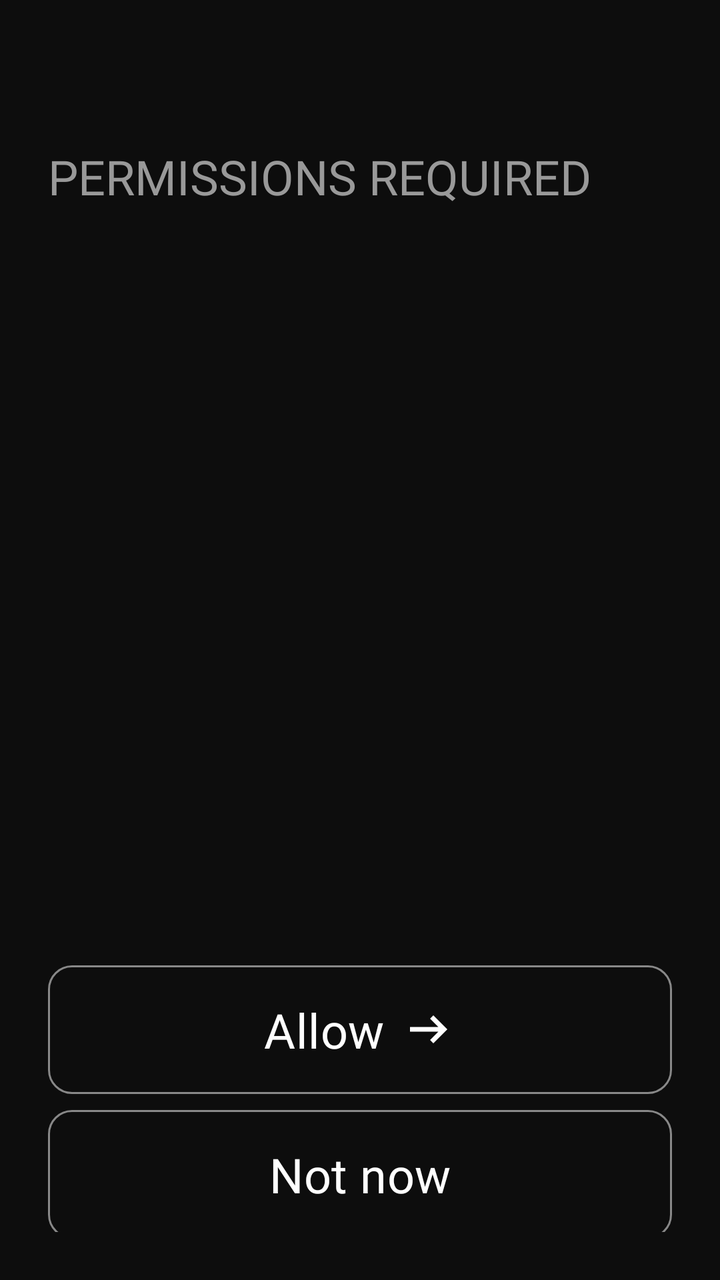
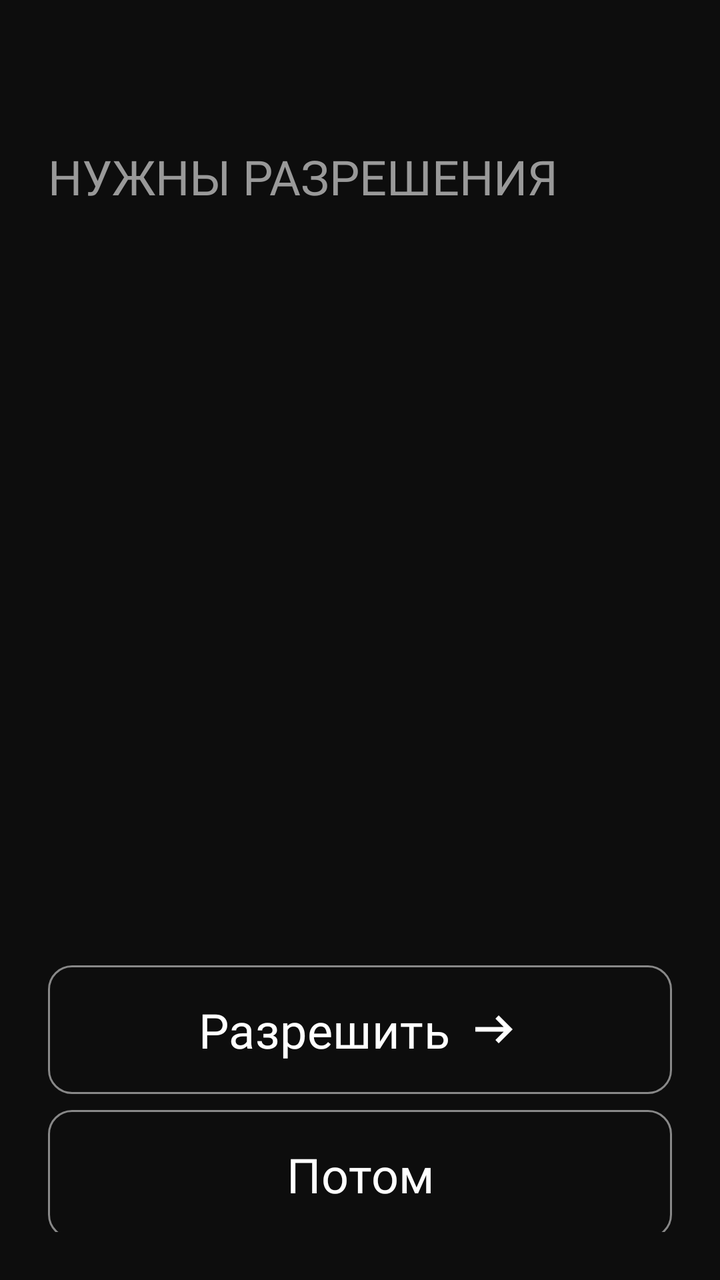

Compare the two renders of this Android layout. The source of the first and the diff that turns it into the second are given below.
<!-- AndroidManifest.xml: application theme Theme.BoredomFocus -->
<!-- res/layout/onboarding_fragment_second.xml -->
<?xml version="1.0" encoding="utf-8"?>
<androidx.constraintlayout.widget.ConstraintLayout xmlns:android="http://schemas.android.com/apk/res/android"
    xmlns:app="http://schemas.android.com/apk/res-auto"
    xmlns:tools="http://schemas.android.com/tools"
    android:id="@+id/onboarding2"
    android:layout_width="match_parent"
    android:layout_height="match_parent"
    android:background="#0D0D0D"
    android:padding="24dp">

    <TextView
        android:id="@+id/tvOnboarding2First"
        android:layout_width="wrap_content"
        android:layout_height="wrap_content"
        android:fontFamily="@font/inter_medium"
        android:text="Permissions Required"
        android:textAllCaps="true"
        android:textColor="#999999"
        android:textSize="24sp"
        android:layout_marginTop="48dp"
        app:layout_constraintStart_toStartOf="parent"
        app:layout_constraintTop_toTopOf="parent" />

    <LinearLayout
        android:id="@+id/llOnboarding2Container"
        android:layout_width="match_parent"
        android:layout_height="wrap_content"
        android:orientation="vertical"
        android:layout_marginTop="16dp"
        app:layout_constraintEnd_toEndOf="parent"
        app:layout_constraintHorizontal_bias="0.5"
        app:layout_constraintStart_toStartOf="parent"
        app:layout_constraintTop_toBottomOf="@+id/tvOnboarding2First" />


    <androidx.constraintlayout.widget.Guideline
        android:id="@+id/lineOnboarding2"
        android:layout_width="match_parent"
        android:layout_height="match_parent"
        android:orientation="horizontal"
        app:layout_constraintGuide_percent="0.78" />

    <com.google.android.material.button.MaterialButton
        android:id="@+id/btnOnboarding2Allow"
        android:layout_width="match_parent"
        android:layout_height="wrap_content"
        android:backgroundTint="#0D0D0D"
        android:fontFamily="@font/inter_bold"
        android:paddingVertical="16dp"
        android:text="Allow"
        android:textColor="@color/white"
        android:textSize="24sp"
        app:cornerRadius="12dp"
        app:icon="@drawable/ic_arrow_right"
        app:iconGravity="textEnd"
        app:iconSize="28dp"
        app:iconTint="@color/white"
        app:layout_constraintBottom_toTopOf="@+id/btnOnboarding2NotNow"
        app:layout_constraintEnd_toEndOf="parent"
        app:layout_constraintHorizontal_bias="0.5"
        app:layout_constraintStart_toStartOf="parent"
        app:layout_constraintTop_toBottomOf="@+id/lineOnboarding2"
        app:strokeColor="#888888"
        app:strokeWidth="1dp" />

    <com.google.android.material.button.MaterialButton
        android:id="@+id/btnOnboarding2NotNow"
        android:layout_width="match_parent"
        android:layout_height="wrap_content"
        android:backgroundTint="#0D0D0D"
        android:fontFamily="@font/inter_bold"
        android:paddingVertical="16dp"
        android:text="Not now"
        android:textColor="@color/white"
        android:textSize="24sp"
        app:cornerRadius="12dp"
        app:layout_constraintBottom_toBottomOf="parent"
        app:layout_constraintEnd_toEndOf="parent"
        app:layout_constraintHorizontal_bias="0.5"
        app:layout_constraintStart_toStartOf="parent"
        app:layout_constraintTop_toBottomOf="@+id/btnOnboarding2Allow"
        app:strokeColor="#888888"
        app:strokeWidth="1dp" />

</androidx.constraintlayout.widget.ConstraintLayout>
<!-- resources referenced by this layout -->
<resources>
  <color name="white">#FFFFFFFF</color>
  <!-- drawable ic_arrow_right (drawable) -->
  <vector xmlns:android="http://schemas.android.com/apk/res/android" android:autoMirrored="true" android:height="24dp" android:tint="#000000" android:viewportHeight="960" android:viewportWidth="960" android:width="24dp">
        
      <path android:fillColor="@android:color/white" android:pathData="M560,720L504,662L646,520L160,520L160,440L646,440L504,298L560,240L800,480L560,720Z"/>
      
  </vector>
  <style name="Theme.BoredomFocus" parent="Base.Theme.BoredomFocus" />
  <style name="Base.Theme.BoredomFocus" parent="Theme.Material3.DayNight.NoActionBar">
          
          
      </style>
</resources>

<!-- the commit's change to res/layout/onboarding_fragment_second.xml (unified diff, before → after) -->
@@ -13,7 +13,7 @@
         android:layout_width="wrap_content"
         android:layout_height="wrap_content"
         android:fontFamily="@font/inter_medium"
-        android:text="Permissions Required"
+        android:text="Нужны разрешения"
         android:textAllCaps="true"
         android:textColor="#999999"
         android:textSize="24sp"
@@ -47,7 +47,7 @@
         android:backgroundTint="#0D0D0D"
         android:fontFamily="@font/inter_bold"
         android:paddingVertical="16dp"
-        android:text="Allow"
+        android:text="Разрешить"
         android:textColor="@color/white"
         android:textSize="24sp"
         app:cornerRadius="12dp"
@@ -70,7 +70,7 @@
         android:backgroundTint="#0D0D0D"
         android:fontFamily="@font/inter_bold"
         android:paddingVertical="16dp"
-        android:text="Not now"
+        android:text="Потом"
         android:textColor="@color/white"
         android:textSize="24sp"
         app:cornerRadius="12dp"
